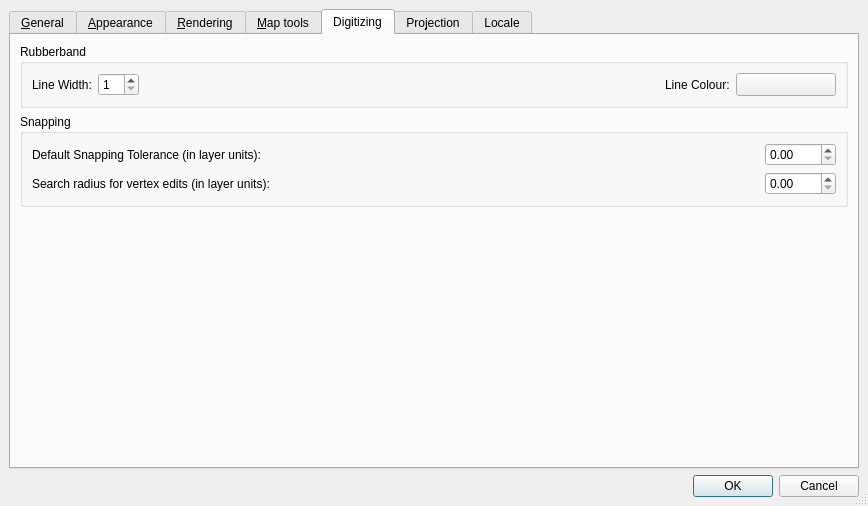
The window that src/ui/qgsoptionsbase.ui (stopa85/Quantum-GIS) describes before a commit, drawn with Qt 5.
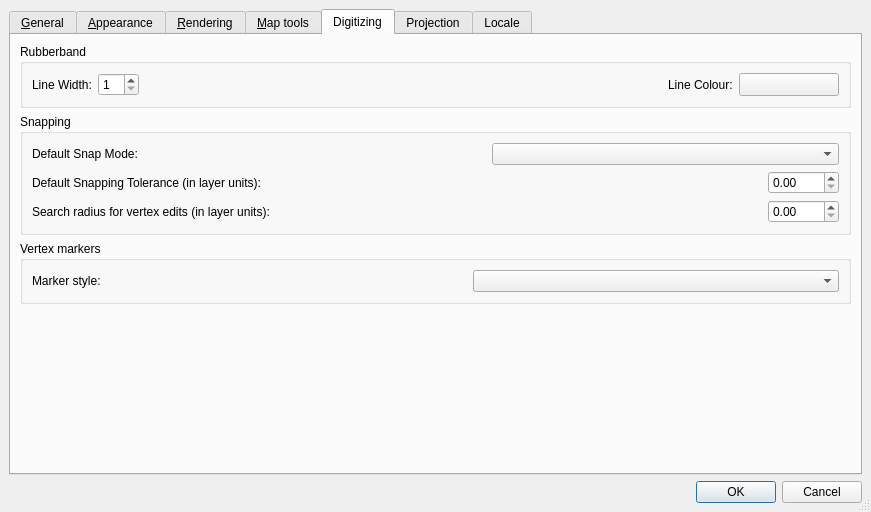
The same window after the commit. The open tabs and pages were chosen to show the change. Icons and pictures are not drawn. Custom widgets are drawn as their Qt base class.

The edit to the form file:
```diff
--- a/src/ui/qgsoptionsbase.ui
+++ b/src/ui/qgsoptionsbase.ui
@@ -5,8 +5,8 @@
    <rect>
     <x>0</x>
     <y>0</y>
-    <width>868</width>
-    <height>506</height>
+    <width>871</width>
+    <height>512</height>
    </rect>
   </property>
   <property name="windowTitle" >
@@ -675,6 +675,207 @@
        <property name="spacing" >
         <number>6</number>
        </property>
+       <item row="3" column="0" >
+        <spacer>
+         <property name="orientation" >
+          <enum>Qt::Vertical</enum>
+         </property>
+         <property name="sizeHint" >
+          <size>
+           <width>20</width>
+           <height>40</height>
+          </size>
+         </property>
+        </spacer>
+       </item>
+       <item row="2" column="0" >
+        <widget class="QGroupBox" name="mVertexMarkerGroupBox" >
+         <property name="title" >
+          <string>Vertex markers</string>
+         </property>
+         <layout class="QGridLayout" >
+          <property name="margin" >
+           <number>9</number>
+          </property>
+          <property name="spacing" >
+           <number>6</number>
+          </property>
+          <item row="0" column="0" >
+           <layout class="QHBoxLayout" >
+            <property name="margin" >
+             <number>0</number>
+            </property>
+            <property name="spacing" >
+             <number>6</number>
+            </property>
+            <item>
+             <widget class="QLabel" name="mMarkerStyleLabel" >
+              <property name="text" >
+               <string>Marker style:</string>
+              </property>
+             </widget>
+            </item>
+            <item>
+             <spacer>
+              <property name="orientation" >
+               <enum>Qt::Horizontal</enum>
+              </property>
+              <property name="sizeHint" >
+               <size>
+                <width>281</width>
+                <height>20</height>
+               </size>
+              </property>
+             </spacer>
+            </item>
+            <item>
+             <widget class="QComboBox" name="mMarkerStyleComboBox" >
+              <property name="sizePolicy" >
+               <sizepolicy>
+                <hsizetype>7</hsizetype>
+                <vsizetype>0</vsizetype>
+                <horstretch>0</horstretch>
+                <verstretch>0</verstretch>
+               </sizepolicy>
+              </property>
+             </widget>
+            </item>
+           </layout>
+          </item>
+         </layout>
+        </widget>
+       </item>
+       <item row="1" column="0" >
+        <widget class="QGroupBox" name="mSnappingGroupBox" >
+         <property name="title" >
+          <string>Snapping</string>
+         </property>
+         <layout class="QGridLayout" >
+          <property name="margin" >
+           <number>9</number>
+          </property>
+          <property name="spacing" >
+           <number>6</number>
+          </property>
+          <item row="0" column="0" >
+           <layout class="QHBoxLayout" >
+            <property name="margin" >
+             <number>0</number>
+            </property>
+            <property name="spacing" >
+             <number>6</number>
+            </property>
+            <item>
+             <widget class="QLabel" name="mDefaultSnapModeLabel" >
+              <property name="text" >
+               <string>Default Snap Mode:</string>
+              </property>
+             </widget>
+            </item>
+            <item>
+             <spacer>
+              <property name="orientation" >
+               <enum>Qt::Horizontal</enum>
+              </property>
+              <property name="sizeHint" >
+               <size>
+                <width>311</width>
+                <height>20</height>
+               </size>
+              </property>
+             </spacer>
+            </item>
+            <item>
+             <widget class="QComboBox" name="mDefaultSnapModeComboBox" >
+              <property name="sizePolicy" >
+               <sizepolicy>
+                <hsizetype>7</hsizetype>
+                <vsizetype>0</vsizetype>
+                <horstretch>0</horstretch>
+                <verstretch>0</verstretch>
+               </sizepolicy>
+              </property>
+             </widget>
+            </item>
+           </layout>
+          </item>
+          <item row="2" column="0" >
+           <layout class="QHBoxLayout" >
+            <property name="margin" >
+             <number>0</number>
+            </property>
+            <property name="spacing" >
+             <number>6</number>
+            </property>
+            <item>
+             <widget class="QLabel" name="mVertexSearchRadiusVertexEditLabel" >
+              <property name="text" >
+               <string>Search radius for vertex edits (in layer units):</string>
+              </property>
+             </widget>
+            </item>
+            <item>
+             <spacer>
+              <property name="orientation" >
+               <enum>Qt::Horizontal</enum>
+              </property>
+              <property name="sizeHint" >
+               <size>
+                <width>61</width>
+                <height>20</height>
+               </size>
+              </property>
+             </spacer>
+            </item>
+            <item>
+             <widget class="QDoubleSpinBox" name="mSearchRadiusVertexEditSpinBox" >
+              <property name="maximum" >
+               <double>9999.989999999999782</double>
+              </property>
+             </widget>
+            </item>
+           </layout>
+          </item>
+          <item row="1" column="0" >
+           <layout class="QHBoxLayout" >
+            <property name="margin" >
+             <number>0</number>
+            </property>
+            <property name="spacing" >
+             <number>6</number>
+            </property>
+            <item>
+             <widget class="QLabel" name="mDefaultSnappingToleranceTextLabel" >
+              <property name="text" >
+               <string>Default Snapping Tolerance (in layer units):</string>
+              </property>
+             </widget>
+            </item>
+            <item>
+             <spacer>
+              <property name="orientation" >
+               <enum>Qt::Horizontal</enum>
+              </property>
+              <property name="sizeHint" >
+               <size>
+                <width>241</width>
+                <height>20</height>
+               </size>
+              </property>
+             </spacer>
+            </item>
+            <item>
+             <widget class="QDoubleSpinBox" name="mDefaultSnappingToleranceSpinBox" >
+              <property name="maximum" >
+               <double>9999.989999999999782</double>
+              </property>
+             </widget>
+            </item>
+           </layout>
+          </item>
+         </layout>
+        </widget>
+       </item>
        <item row="0" column="0" >
         <widget class="QGroupBox" name="mRubberBandGroupBox" >
          <property name="title" >
@@ -756,108 +957,6 @@
          </layout>
         </widget>
        </item>
-       <item row="1" column="0" >
-        <widget class="QGroupBox" name="mSnappingGroupBox" >
-         <property name="title" >
-          <string>Snapping</string>
-         </property>
-         <layout class="QGridLayout" >
-          <property name="margin" >
-           <number>9</number>
-          </property>
-          <property name="spacing" >
-           <number>6</number>
-          </property>
-          <item row="0" column="0" >
-           <layout class="QHBoxLayout" >
-            <property name="margin" >
-             <number>0</number>
-            </property>
-            <property name="spacing" >
-             <number>6</number>
-            </property>
-            <item>
-             <widget class="QLabel" name="mDefaultSnappingToleranceTextLabel" >
-              <property name="text" >
-               <string>Default Snapping Tolerance (in layer units):</string>
-              </property>
-             </widget>
-            </item>
-            <item>
-             <spacer>
-              <property name="orientation" >
-               <enum>Qt::Horizontal</enum>
-              </property>
-              <property name="sizeHint" >
-               <size>
-                <width>241</width>
-                <height>20</height>
-               </size>
-              </property>
-             </spacer>
-            </item>
-            <item>
-             <widget class="QDoubleSpinBox" name="mDefaultSnappingToleranceSpinBox" >
-              <property name="maximum" >
-               <double>9999.989999999999782</double>
-              </property>
-             </widget>
-            </item>
-           </layout>
-          </item>
-          <item row="1" column="0" >
-           <layout class="QHBoxLayout" >
-            <property name="margin" >
-             <number>0</number>
-            </property>
-            <property name="spacing" >
-             <number>6</number>
-            </property>
-            <item>
-             <widget class="QLabel" name="mVertexSearchRadiusVertexEditLabel" >
-              <property name="text" >
-               <string>Search radius for vertex edits (in layer units):</string>
-              </property>
-             </widget>
-            </item>
-            <item>
-             <spacer>
-              <property name="orientation" >
-               <enum>Qt::Horizontal</enum>
-              </property>
-              <property name="sizeHint" >
-               <size>
-                <width>61</width>
-                <height>20</height>
-               </size>
-              </property>
-             </spacer>
-            </item>
-            <item>
-             <widget class="QDoubleSpinBox" name="mSearchRadiusVertexEditSpinBox" >
-              <property name="maximum" >
-               <double>9999.989999999999782</double>
-              </property>
-             </widget>
-            </item>
-           </layout>
-          </item>
-         </layout>
-        </widget>
-       </item>
-       <item row="2" column="0" >
-        <spacer>
-         <property name="orientation" >
-          <enum>Qt::Vertical</enum>
-         </property>
-         <property name="sizeHint" >
-          <size>
-           <width>20</width>
-           <height>171</height>
-          </size>
-         </property>
-        </spacer>
-       </item>
       </layout>
      </widget>
      <widget class="QWidget" name="tabProjection" >
```
Left out of the diff: 25 changed lines with no effect on the pictures.
